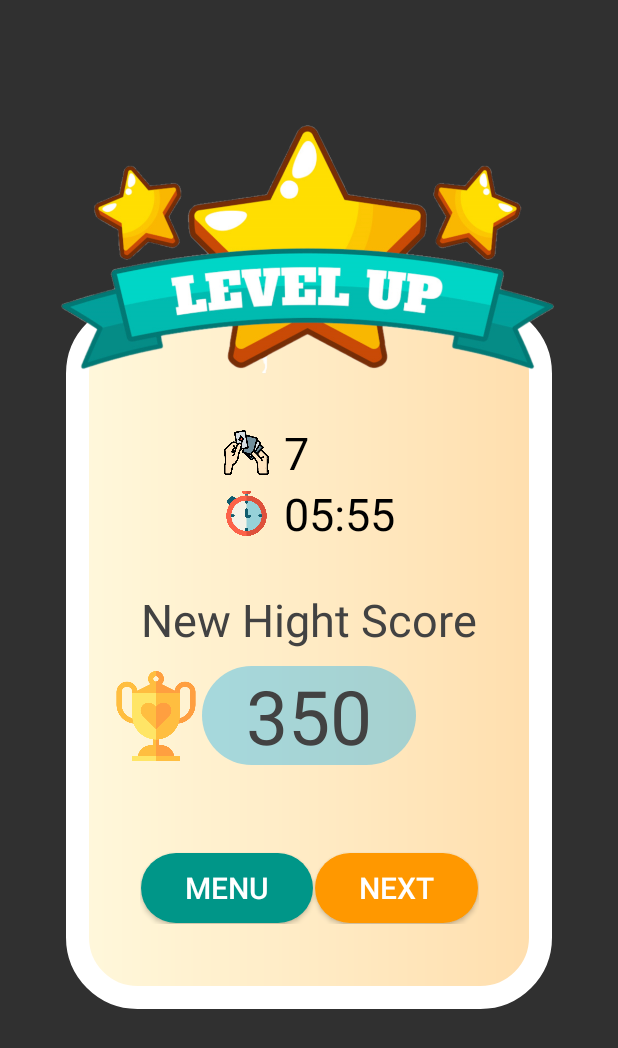
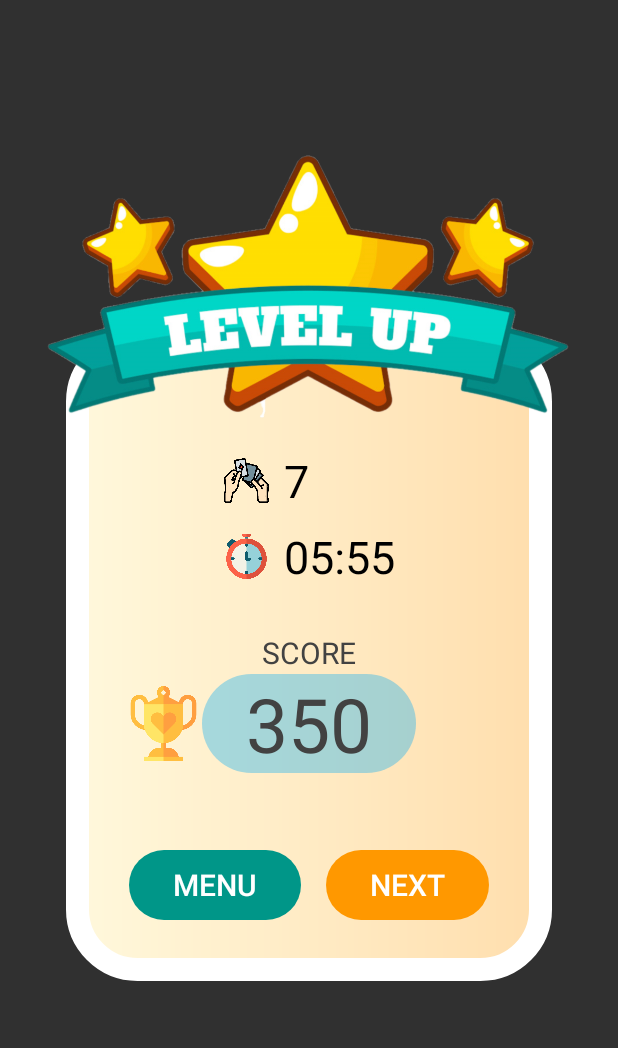
Before and after one commit to SzmidtAn/Memory-Game-App20, an Android app: the layout dialog_winner_best_score.xml on its own in the app's theme, with its tools: preview values and no code run, on a phone screen of 412 x 824 dp. Shown: the top 1048 px of the screen. Run offline under Robolectric (Android 15) with nearby library versions, the phone set to English and light mode, and no system bars.

Commit message:
fixed layouts for different devices

```diff
--- a/app/build.gradle
+++ b/app/build.gradle
@@ -40,6 +40,7 @@ dependencies {
     }
     annotationProcessor 'com.github.bumptech.glide:compiler:4.11.0'
 
+    //noinspection GradleCompatible
     implementation 'com.android.support:cardview-v7:28.0.0'
 
 
--- a/app/src/main/java/com/example/lektion2/DialogFragmentMemoryRules.kt
+++ b/app/src/main/java/com/example/lektion2/DialogFragmentMemoryRules.kt
@@ -38,10 +38,6 @@ open class DialogFragmentMemoryRules(numOfCards: Int = 12, numOfSpan: Int= 3) :
             startGame()
         }
 
-        v.cancelImageButton.setOnClickListener {
-            val mIntent = Intent(context, HomeActivity::class.java)
-            context!!.startActivity(mIntent)
-        }
 
         return AlertDialog.Builder(activity)
             .setView(v)
--- a/app/src/main/java/com/example/lektion2/Element.kt
+++ b/app/src/main/java/com/example/lektion2/Element.kt
@@ -2,6 +2,7 @@ package com.example.lektion2
 
 import android.media.MediaPlayer
 import android.widget.ImageView
+import com.bumptech.glide.GenericTransitionOptions
 import com.bumptech.glide.Glide
 import com.bumptech.glide.load.resource.bitmap.CircleCrop
 import com.bumptech.glide.load.resource.bitmap.FitCenter
@@ -11,6 +12,7 @@ class Element (var imageString: Int, var elementId:Int, var ifFind:Boolean = fal
 
 
     fun turnCard(imageView: ImageView, imageString: Int) {
+
 
 
         Glide.with(imageView)
--- a/app/src/main/java/com/example/lektion2/HomeActivity.kt
+++ b/app/src/main/java/com/example/lektion2/HomeActivity.kt
@@ -5,8 +5,11 @@ import android.content.Intent
 import android.content.pm.ActivityInfo.SCREEN_ORIENTATION_PORTRAIT
 import android.media.MediaPlayer
 import android.os.Bundle
+import android.os.Handler
+import android.view.animation.AnimationUtils
 import androidx.appcompat.app.AppCompatActivity
 import androidx.fragment.app.FragmentManager
+import kotlinx.android.synthetic.main.dialog_winner.view.*
 import kotlinx.android.synthetic.main.home_activity.*
 
 class HomeActivity : AppCompatActivity(){
@@ -35,6 +38,7 @@ class HomeActivity : AppCompatActivity(){
 
      }
 
+        logo2imageView.startAnimation(AnimationUtils.loadAnimation(this, android.R.anim.slide_in_left))
 
 
         playBackgrundMusic()
--- a/app/src/main/java/com/example/lektion2/QuestActivity.kt
+++ b/app/src/main/java/com/example/lektion2/QuestActivity.kt
@@ -39,12 +39,7 @@ class QuestActivity : AppCompatActivity() {
 
 
 
-        backButton.setOnClickListener {
-        }
 
-
-        rightButton.setOnClickListener {
-        }
 
         homeButton.setOnClickListener {
             mediaPlayer = MediaPlayer.create(this, R.raw.clickbutton)
--- a/app/src/main/res/layout/dialog_winner_best_score.xml
+++ b/app/src/main/res/layout/dialog_winner_best_score.xml
@@ -14,28 +14,30 @@
 
     <ImageView
         android:id="@+id/starImage"
-        android:layout_width="390dp"
-        android:layout_height="238dp"
+        android:layout_width="wrap_content"
+        android:layout_height="wrap_content"
         android:elevation="10dp"
         android:src="@drawable/str"
+        android:paddingBottom="50dp"
         app:layout_constraintLeft_toLeftOf="parent"
         app:layout_constraintRight_toRightOf="parent"
-        app:layout_constraintTop_toTopOf="parent" />
+        app:layout_constraintTop_toTopOf="@id/laysmall"
+        app:layout_constraintBottom_toTopOf="@id/laysmall"/>
 
     <androidx.constraintlayout.widget.ConstraintLayout
         android:id="@+id/laysmall"
         android:layout_width="wrap_content"
         android:layout_height="wrap_content"
+        android:paddingTop="80dp"
+        android:paddingLeft="40dp"
+        android:paddingRight="40dp"
         android:layout_marginTop="150dp"
         android:layout_marginBottom="100dp"
-        android:paddingTop="80dp"
-        android:paddingLeft="30dp"
-        android:paddingRight="30dp"
         android:background="@drawable/backgrund_winner_dialog"
-        app:layout_constraintBottom_toBottomOf="@id/laybig"
         app:layout_constraintLeft_toLeftOf="parent"
         app:layout_constraintRight_toRightOf="parent"
         app:layout_constraintTop_toTopOf="@id/laybig"
+        app:layout_constraintBottom_toBottomOf="@id/laybig"
         >
 
 
@@ -45,10 +47,11 @@
             android:layout_width="wrap_content"
             android:layout_height="wrap_content"
             android:orientation="horizontal"
-            app:layout_constraintTop_toTopOf="parent"
+            android:layout_marginTop="40dp"
+            app:layout_constraintTop_toBottomOf="@id/starImage"
             app:layout_constraintLeft_toLeftOf="@id/timeLayout"
 
-            >
+            tools:ignore="NotSibling">
 
 
             <ImageView
@@ -107,6 +110,7 @@
                 android:layout_height="wrap_content"
                 android:text="05:55"
                 android:layout_margin="10dp"
+                app:layout_constraintTop_toTopOf="parent"
                 app:layout_constraintLeft_toRightOf="@id/timeDialogWinImageView"
                 android:textColor="#000"
                 android:textSize="30sp"
@@ -121,10 +125,9 @@
             android:layout_width="wrap_content"
             android:layout_height="wrap_content"
             android:id="@+id/scoreTextView"
-            android:text="New Hight Score"
-            android:textSize="30dp"
+            android:text="SCORE"
+            android:textSize="20dp"
             android:layout_marginTop="30dp"
-            android:layout_marginBottom="10dp"
             android:textColor="@color/cardview_dark_background"
             app:layout_constraintLeft_toLeftOf="parent"
             app:layout_constraintRight_toRightOf="parent"
@@ -132,13 +135,13 @@
             app:layout_constraintTop_toBottomOf="@id/timeLayout"/>
 
 
-        <ImageView
-            android:layout_width="60dp"
-            android:layout_height="60dp"
+        <androidx.appcompat.widget.AppCompatImageView
+            android:layout_width="50dp"
+            android:layout_height="50dp"
             android:src="@drawable/trophy"
-            app:layout_constraintRight_toLeftOf="@id/score2TextView"
             app:layout_constraintTop_toTopOf="@id/score2TextView"
-            app:layout_constraintBottom_toBottomOf="@id/score2TextView"/>
+            app:layout_constraintBottom_toBottomOf="@id/score2TextView"
+            app:layout_constraintRight_toLeftOf="@id/score2TextView"/>
 
         <TextView
             android:id="@+id/score2TextView"
@@ -152,20 +155,20 @@
             android:textSize="50dp"
             android:paddingRight="30dp"
             android:paddingLeft="30dp"
-            app:layout_constraintBottom_toBottomOf="parent"
+            android:layout_marginBottom="50dp"
             app:layout_constraintLeft_toLeftOf="parent"
             app:layout_constraintRight_toRightOf="parent"
-            app:layout_constraintTop_toTopOf="parent" />
+            app:layout_constraintBottom_toTopOf="@id/buttonLayout"/>
 
 
         <androidx.constraintlayout.widget.ConstraintLayout
             android:layout_width="wrap_content"
             android:layout_height="wrap_content"
             android:orientation="horizontal"
-
+            android:id="@+id/buttonLayout"
+            android:layout_marginBottom="40dp"
             app:layout_constraintLeft_toLeftOf="parent"
             app:layout_constraintRight_toRightOf="parent"
-            app:layout_constraintTop_toBottomOf="@id/score2TextView"
             app:layout_constraintBottom_toBottomOf="parent"
 
             >
@@ -175,6 +178,7 @@
                 android:layout_width="wrap_content"
                 android:layout_height="wrap_content"
                 android:background="@drawable/grid_item_corner"
+                android:layout_marginEnd="15dp"
 
                 android:backgroundTint="#009688"
                 android:paddingLeft="30dp"
@@ -182,7 +186,7 @@
                 android:text="MENU"
                 android:textAlignment="center"
                 android:textSize="20sp"
-                app:layout_constraintRight_toLeftOf="@id/goToNextLevelButton"
+                app:layout_constraintLeft_toLeftOf="parent"
                 app:layout_constraintTop_toTopOf="parent" />
 
 
@@ -194,6 +198,9 @@
                 android:backgroundTint="#FF9800"
                 android:paddingLeft="30dp"
                 android:paddingRight="30dp"
+                android:layout_marginStart="15dp"
+                app:layout_constraintRight_toRightOf="parent"
+
 
                 android:text="NEXT"
                 android:textAlignment="center"
--- /dev/null
+++ b/app/src/main/res/xml/backup_descriptor.xml
@@ -0,0 +1,4 @@
+<?xml version="1.0" encoding="utf-8"?>
+<full-backup-content>
+    <!-- Exclude specific shared preferences that contain GCM registration Id -->
+</full-backup-content>
```
Also changed, not shown: app/src/main/AndroidManifest.xml (+14 -1 lines), app/src/main/java/com/example/lektion2/DialogFragmentWinner.kt (+6 -6 lines), app/src/main/java/com/example/lektion2/RecyclerViewAdapter.kt (+7 -0 lines), app/src/main/res/layout/dialog_memory_rules.xml (+4 -13 lines), app/src/main/res/layout/dialog_winner.xml (+16 -11 lines), app/src/main/res/layout/home_activity.xml (+5 -5 lines), app/src/main/res/layout/quest_activity.xml (+4 -24 lines), app/src/main/backkk-playstore.png (added), app/src/main/res/drawable-v24/backg.jpg (added), gradle.properties (line endings or trailing spaces), 1 other file.
